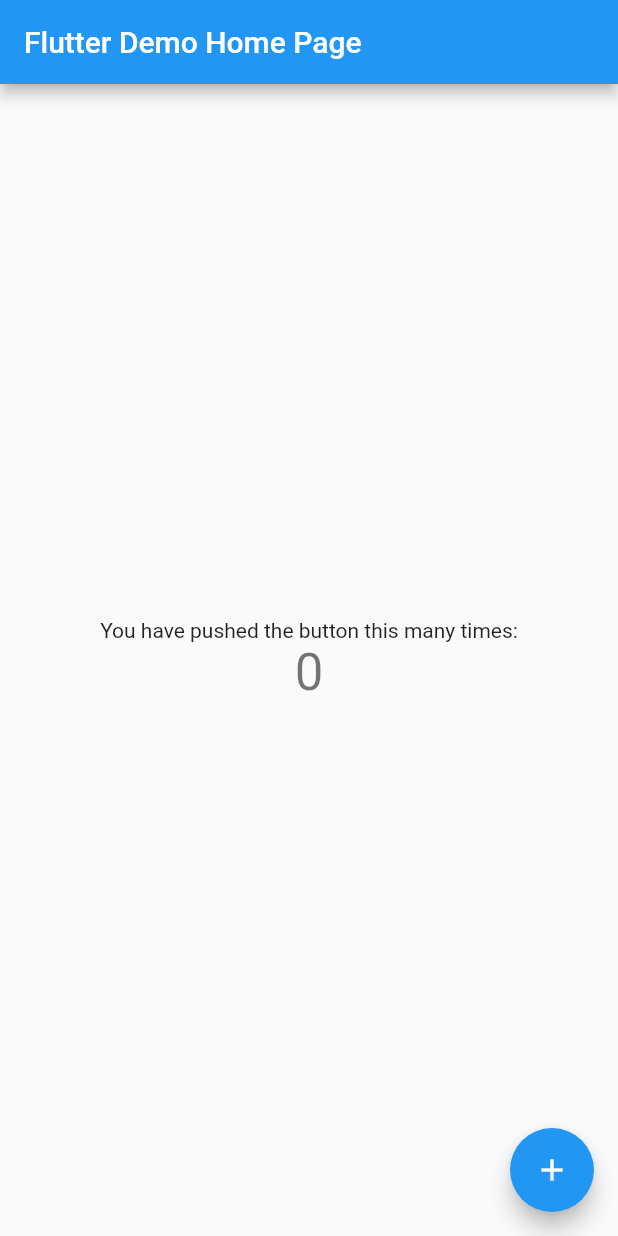
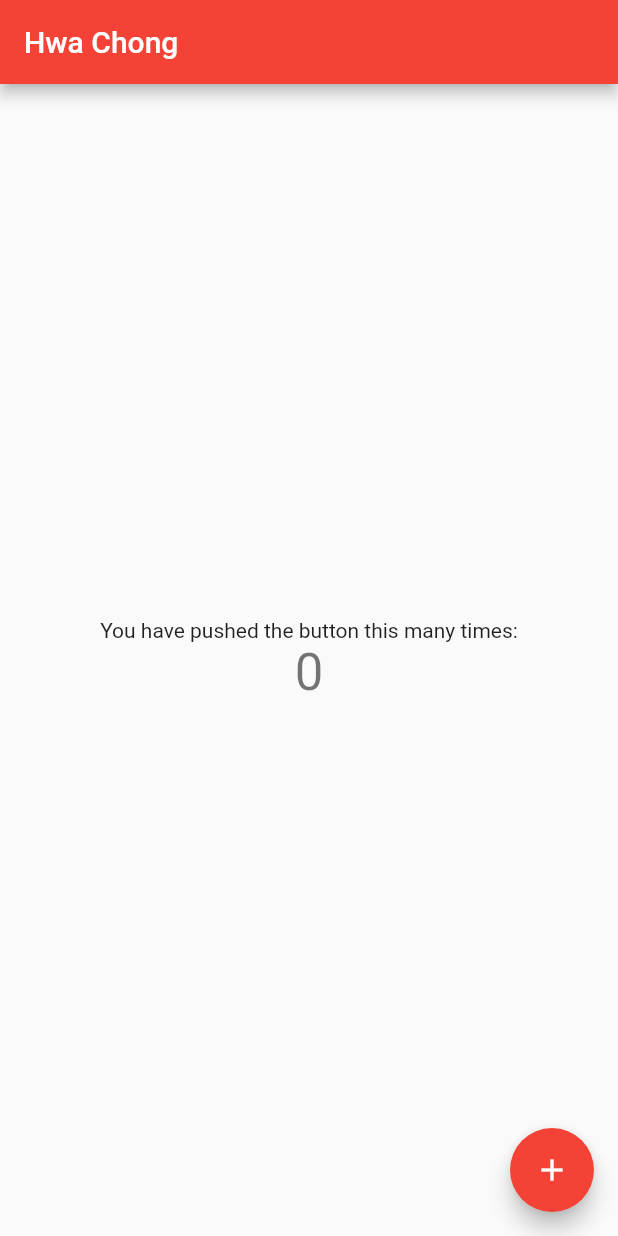
Before and after one commit to ZChenxin/OHA, a Flutter app: the screen it shows after launch, on a phone screen of 412 x 824 dp. Run offline on Flutter 3.47's test engine with Material 2 defaults, Android fonts, the phone set to English and light mode, and no system bars.

Commit message:
Set up initial app/home title and color scheme

```diff
--- a/lib/main.dart
+++ b/lib/main.dart
@@ -9,7 +9,7 @@ class MyApp extends StatelessWidget {
   @override
   Widget build(BuildContext context) {
     return new MaterialApp(
-      title: 'Flutter Demo',
+      title: 'Hwa Chong',
       theme: new ThemeData(
         // This is the theme of your application.
         //
@@ -19,9 +19,9 @@ class MyApp extends StatelessWidget {
         // "hot reload" (press "r" in the console where you ran "flutter run",
         // or press Run > Flutter Hot Reload in IntelliJ). Notice that the
         // counter didn't reset back to zero; the application is not restarted.
-        primarySwatch: Colors.blue,
+        primarySwatch: Colors.red,
       ),
-      home: new MyHomePage(title: 'Flutter Demo Home Page'),
+      home: new MyHomePage(title: 'Hwa Chong'),
     );
   }
 }
```
